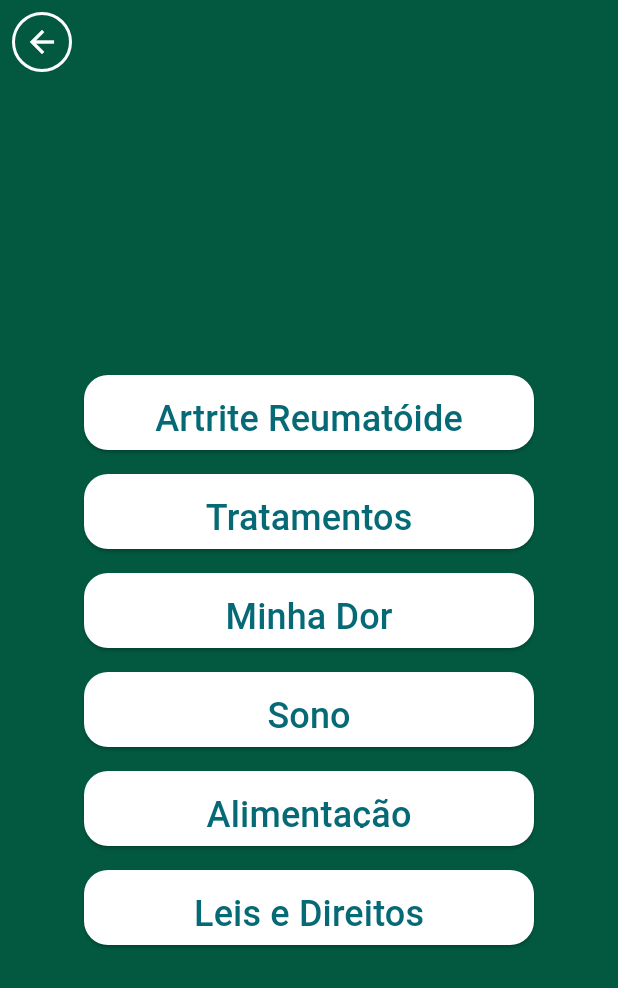
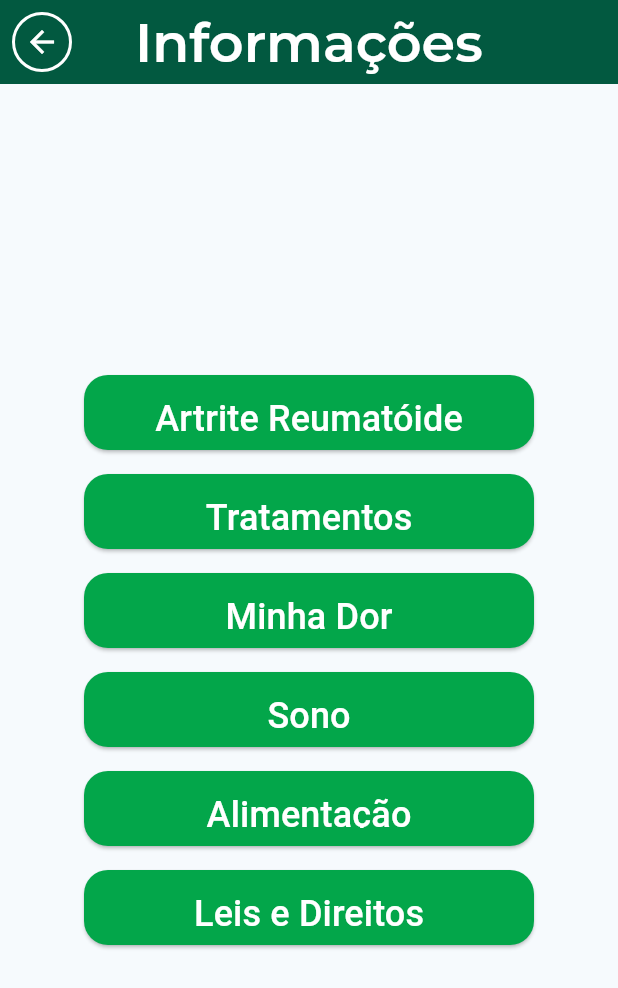
Before and after one commit to artri-app/artri-app, a Flutter app: the InfoPage screen opened directly, on a phone screen of 412 x 824 dp. Shown: the top 988 px of the screen. Run offline on Flutter 3.47's test engine with Material 3 defaults, Android fonts, the phone set to English and light mode, and no system bars; our stand-ins replace gap, google_fonts.

Commit message:
refactor info page display

```diff
--- a/lib/views/info/info_page.dart
+++ b/lib/views/info/info_page.dart
@@ -1,5 +1,6 @@
 import 'package:flutter/material.dart';
 import 'package:gap/gap.dart';
+import 'package:google_fonts/google_fonts.dart';
 
 class InfoPage extends StatelessWidget {
   const InfoPage({super.key});
@@ -7,9 +8,19 @@ class InfoPage extends StatelessWidget {
   @override
   Widget build(BuildContext context) {
     return Scaffold(
-      backgroundColor: Color(0xff025940),
       appBar: AppBar(
-        backgroundColor: Colors.transparent,
+        backgroundColor: Color(0xff025940),
+        title: const Text(
+          'Informações',
+        ),
+        centerTitle: true,
+        titleTextStyle: GoogleFonts.montserrat(
+          textStyle: const TextStyle(
+            color: Colors.white,
+            fontWeight: FontWeight.w600,
+            fontSize: 36,
+          ),
+        ),
         leading: Padding(
           padding: const EdgeInsets.all(8.0),
           child: Container(
@@ -39,7 +50,7 @@ class InfoPage extends StatelessWidget {
             ElevatedButton(
               onPressed: () {},
               style: ElevatedButton.styleFrom(
-                backgroundColor: Colors.white,
+                backgroundColor: Color(0xFF03A64A),
                 padding:
                     const EdgeInsets.symmetric(horizontal: 24, vertical: 12),
                 fixedSize: const Size(300, 50),
@@ -51,7 +62,7 @@ class InfoPage extends StatelessWidget {
                 'Artrite Reumatóide',
                 style: TextStyle(
                   fontSize: 24,
-                  color: Color(0xFF056A75),
+                  color: Colors.white,
                 ),
               ),
             ),
@@ -59,7 +70,7 @@ class InfoPage extends StatelessWidget {
             ElevatedButton(
               onPressed: () {},
               style: ElevatedButton.styleFrom(
-                backgroundColor: Colors.white,
+                backgroundColor: Color(0xFF03A64A),
                 padding:
                     const EdgeInsets.symmetric(horizontal: 24, vertical: 12),
                 fixedSize: const Size(300, 50),
@@ -71,7 +82,7 @@ class InfoPage extends StatelessWidget {
                 'Tratamentos',
                 style: TextStyle(
                   fontSize: 24,
-                  color: Color(0xFF056A75),
+                  color: Colors.white,
                 ),
               ),
             ),
@@ -79,7 +90,7 @@ class InfoPage extends StatelessWidget {
             ElevatedButton(
               onPressed: () {},
               style: ElevatedButton.styleFrom(
-                backgroundColor: Colors.white,
+                backgroundColor: Color(0xFF03A64A),
                 padding:
                     const EdgeInsets.symmetric(horizontal: 24, vertical: 12),
                 fixedSize: const Size(300, 50),
@@ -91,7 +102,7 @@ class InfoPage extends StatelessWidget {
                 'Minha Dor',
                 style: TextStyle(
                   fontSize: 24,
-                  color: Color(0xFF056A75),
+                  color: Colors.white,
                 ),
               ),
             ),
@@ -99,7 +110,7 @@ class InfoPage extends StatelessWidget {
             ElevatedButton(
               onPressed: () {},
               style: ElevatedButton.styleFrom(
-                backgroundColor: Colors.white,
+                backgroundColor: Color(0xFF03A64A),
                 padding:
                     const EdgeInsets.symmetric(horizontal: 24, vertical: 12),
                 fixedSize: const Size(300, 50),
@@ -111,7 +122,7 @@ class InfoPage extends StatelessWidget {
                 'Sono',
                 style: TextStyle(
                   fontSize: 24,
-                  color: Color(0xFF056A75),
+                  color: Colors.white,
                 ),
               ),
             ),
@@ -119,7 +130,7 @@ class InfoPage extends StatelessWidget {
             ElevatedButton(
               onPressed: () {},
               style: ElevatedButton.styleFrom(
-                backgroundColor: Colors.white,
+                backgroundColor: Color(0xFF03A64A),
                 padding:
                     const EdgeInsets.symmetric(horizontal: 24, vertical: 12),
                 fixedSize: const Size(300, 50),
@@ -131,7 +142,7 @@ class InfoPage extends StatelessWidget {
                 'Alimentação',
                 style: TextStyle(
                   fontSize: 24,
-                  color: Color(0xFF056A75),
+                  color: Colors.white,
                 ),
               ),
             ),
@@ -139,7 +150,7 @@ class InfoPage extends StatelessWidget {
             ElevatedButton(
               onPressed: () {},
               style: ElevatedButton.styleFrom(
-                backgroundColor: Colors.white,
+                backgroundColor: Color(0xFF03A64A),
                 padding:
                     const EdgeInsets.symmetric(horizontal: 24, vertical: 12),
                 fixedSize: const Size(300, 50),
@@ -151,7 +162,7 @@ class InfoPage extends StatelessWidget {
                 'Leis e Direitos',
                 style: TextStyle(
                   fontSize: 24,
-                  color: Color(0xFF056A75),
+                  color: Colors.white,
                 ),
               ),
             ),
```
